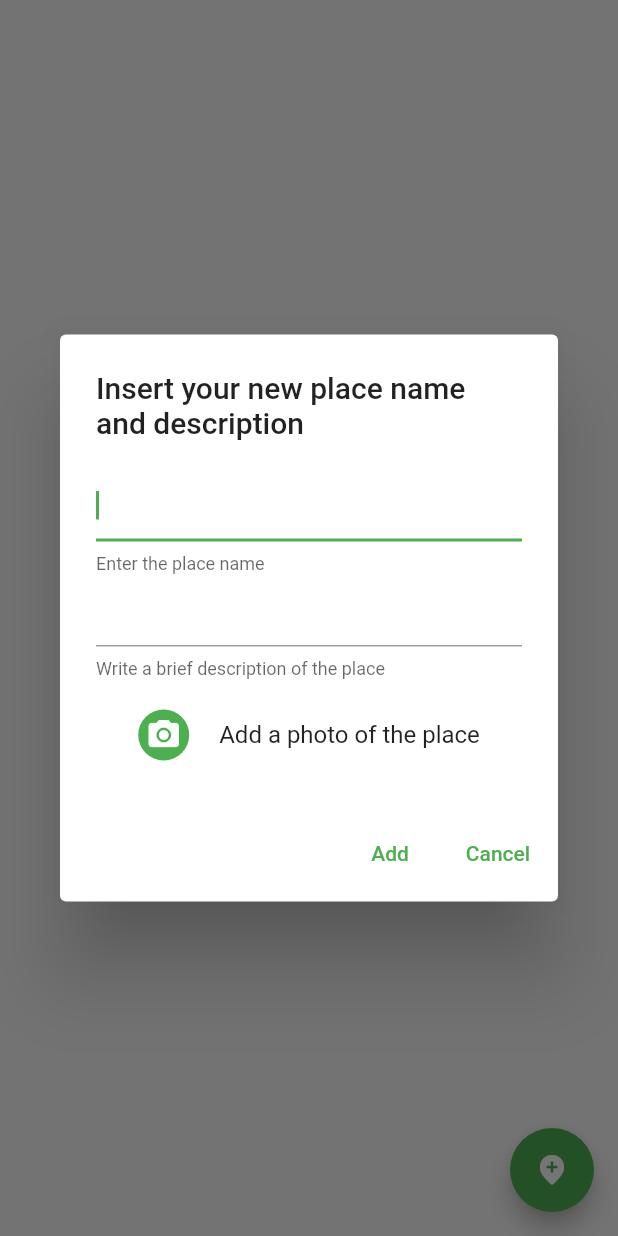
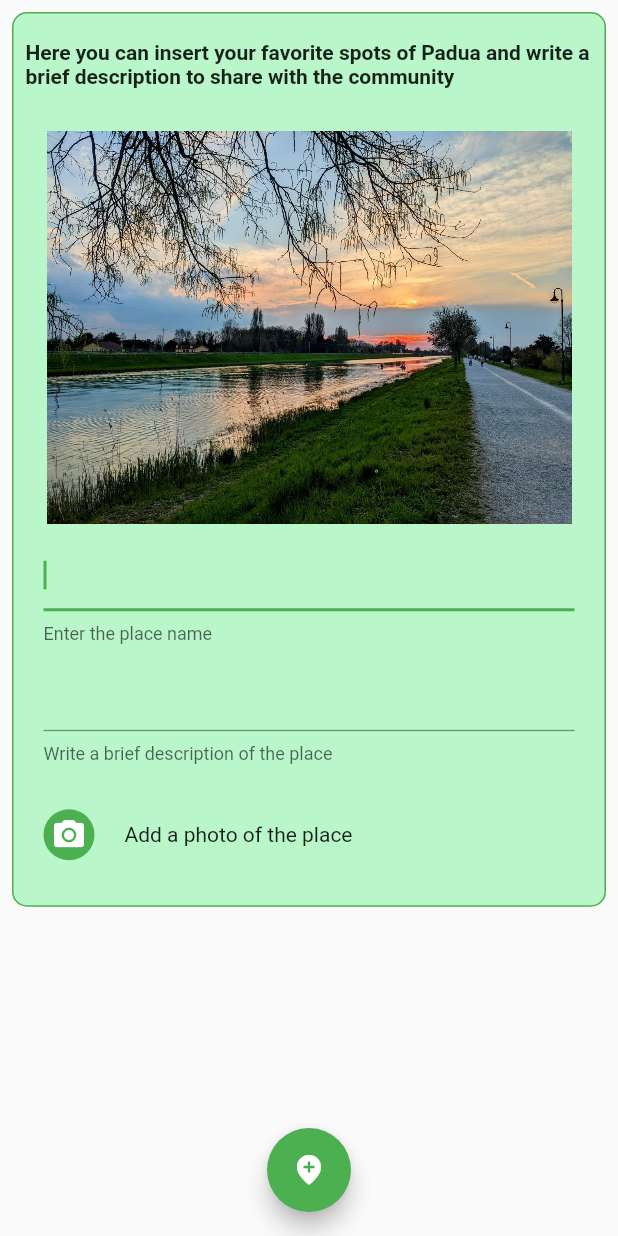
Before and after one commit to mariobon99/progetto_biomedical_wearable, a Flutter app: the AddPlacePage screen opened directly, after a tap on the "add location" icon, on a phone screen of 412 x 824 dp. Run offline on Flutter 3.47's test engine with Material 2 defaults, Android fonts, the phone set to English and light mode, and no system bars; our stand-ins replace fl_chart, floor, geolocator, google_nav_bar, image_picker, jwt_decoder and 5 more; missing offline and left inert: dart:ffi; accounts and stored records are empty; generated files the repository leaves out were written again.

Commit message:
Aggiornamento Advice page

```diff
--- a/lib/screens/AdvicePage.dart
+++ b/lib/screens/AdvicePage.dart
@@ -7,6 +7,7 @@ import 'package:progetto_wearable/repositories/databaseRepository.dart';
 import 'package:provider/provider.dart';
 import '../database/entities/entities.dart';
 import '../utils/utils.dart';
+import '../widgets/customSnackBar.dart';
 
 // class AdvisePage extends StatefulWidget {
 //   const AdvisePage({super.key});
@@ -236,7 +237,106 @@ class _AddPlacePageState extends State<AddPlacePage> {
   @override
   Widget build(BuildContext context) {
     return Scaffold(
-      body: Consumer<DatabaseRepository>(
+      body:  SingleChildScrollView(
+        child: Padding(
+          padding: const EdgeInsets.all(8.0),
+          child: Container(
+            decoration: BoxDecoration(
+                  borderRadius: BorderRadius.circular(10),
+                  border: Border.all(color: Palette.mainColor),
+                  color: Palette.mainColorShade),
+            child: Column(
+               mainAxisAlignment: MainAxisAlignment.center,
+                children: <Widget>[
+                  const SizedBox(height: 10,),
+                  const Padding(
+                    padding: EdgeInsets.all(8.0),
+                    child: Text('Here you can insert your favorite spots of Padua and write a brief description to share with the community', style: TextStyle(fontWeight: FontWeight.bold),),
+                  ),
+                  const SizedBox(height: 20,),
+                  const SizedBox(
+                    width: 350,
+                    child: Image(
+                        fit: BoxFit.contain,
+                        isAntiAlias: false,
+                        filterQuality: FilterQuality.high,
+                        image: AssetImage('assets/images/scorcio.jpg')),
+                  ),
+                  //const SizedBox(height: 20),
+                  Container(
+                    padding: const EdgeInsets.fromLTRB(20, 10, 20, 0),
+                    child: TextFormField(
+                      controller: nameController,
+                              validator: (value) {
+                                if (value == null || value.isEmpty) {
+                                  return 'Please enter your new email or cancel';
+                                }
+                                return null;
+                              },
+                              enabled: true,
+                              decoration: const InputDecoration(
+                                  helperText: 'Enter the place name'),
+                              autofocus: true
+                    ),
+                  ),
+                  Container(
+                    padding: const EdgeInsets.fromLTRB(20, 10, 20, 0),
+                    child: TextFormField(
+                      controller: descriptionController,
+                              enabled: true,
+                              decoration: const InputDecoration(
+                                  helperText:
+                                      'Write a brief description of the place'),
+                              autofocus: true
+                    ),
+                  ),
+                  const SizedBox(height: 20,),
+                  Padding(
+                    padding: const EdgeInsets.fromLTRB(20, 10, 20, 0),
+                    child: Row(
+                      children: [
+                        GestureDetector(
+                          onTap: () async {
+                            var source = ImageSource.camera;
+
+                             XFile image = await ImagePicker().pickImage(
+                                source: source,
+                                imageQuality: 50,
+                                preferredCameraDevice:
+                                    CameraDevice.front) as XFile;
+
+                                setState(() {
+                                  setState(() {
+                                    _image = File(image.path);
+                                  });
+                                });
+                              },
+                              child: Container(
+                                padding: EdgeInsets.all(5.0),
+                                decoration: const BoxDecoration(
+                                  color: Palette.mainColor,
+                                  shape: BoxShape.circle,
+                                ),
+                                child: const Icon(
+                                  Icons.camera_alt,
+                                  color: Palette.white,
+                                ),
+                              ),
+                            ),
+                            SizedBox(
+                              width: 20,
+                            ),
+                            Text('Add a photo of the place'),
+                          ],
+                        ),
+                  ),
+                  const SizedBox(height: 30,),
+                ],
+            ),
+          ),
+        ),
+      ),
+      /*Consumer<DatabaseRepository>(
         builder: (context, dbr, child) {
           return FutureBuilder(
               future: dbr.findUsermadePlaces(),
@@ -279,10 +379,32 @@ class _AddPlacePageState extends State<AddPlacePage> {
                 }
               });
         },
-      ),
+      )*/
+      floatingActionButtonLocation: FloatingActionButtonLocation.centerFloat,
       floatingActionButton: FloatingActionButton(
-        onPressed: () {
-          showDialog(
+       splashColor: Colors.deepOrange,
+        onPressed: () async {
+            final position =await Geolocator.getCurrentPosition();
+              final latitude = position.latitude;
+              final longitude = position.longitude;
+                Place newPlace = Place(
+                                null,
+                                nameController.text,
+                                latitude,
+                                longitude,
+                                imageLink,
+                                descriptionController.text,
+                                true);
+                clearText();
+                await Provider.of<DatabaseRepository>(context,
+                        listen: false)
+                    .insertPlace(newPlace);
+            if(nameController.text=="" || nameController.text==""){
+                CustomSnackBar(context: context, message: 'Fill all fields');
+            }//if
+
+            },
+          /*showDialog(
               context: context,
               builder: (context) => AlertDialog(
                     title: Text('Insert your new place name and description'),
@@ -379,7 +501,8 @@ class _AddPlacePageState extends State<AddPlacePage> {
                           child: Text('Cancel')),
                     ],
                   ));
-        },
+                  */
+
         child: Icon(Icons.add_location_rounded),
       ),
     );
```
Also changed, not shown: assets/images/scorcio.jpg (added).
